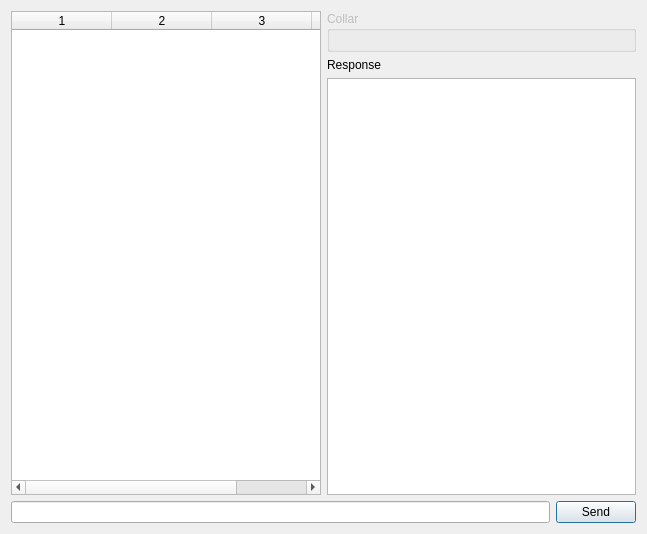
Qt form dialogdevicemsg.ui (IvanTsantsarov/herdmind-simulator) before a commit.
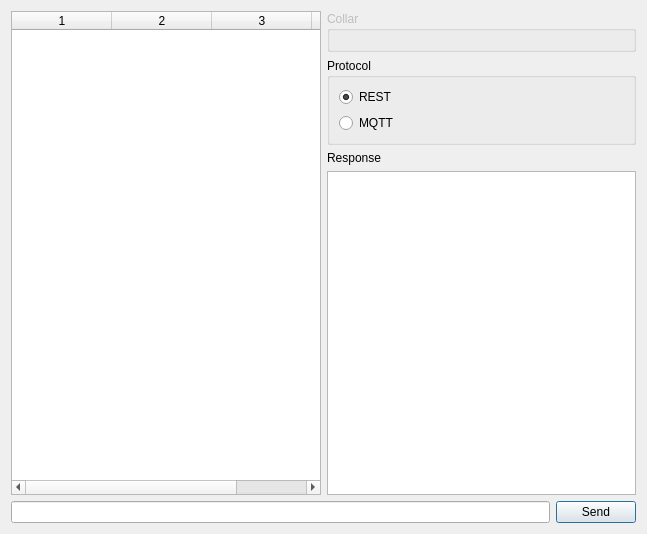
The same form after that commit.

Commit message: Still not sending correctly mqtt messages

```diff
--- a/dialogdevicemsg.ui
+++ b/dialogdevicemsg.ui
@@ -56,6 +56,36 @@
          </layout>
         </widget>
        </item>
+       <item>
+        <widget class="QGroupBox" name="groupBox">
+         <property name="title">
+          <string>Protocol</string>
+         </property>
+         <layout class="QVBoxLayout" name="verticalLayout_6">
+          <item>
+           <layout class="QVBoxLayout" name="verticalLayout_4">
+            <item>
+             <widget class="QRadioButton" name="radioRest">
+              <property name="text">
+               <string>REST</string>
+              </property>
+              <property name="checked">
+               <bool>true</bool>
+              </property>
+             </widget>
+            </item>
+           </layout>
+          </item>
+          <item>
+           <widget class="QRadioButton" name="radioMqtt">
+            <property name="text">
+             <string>MQTT</string>
+            </property>
+           </widget>
+          </item>
+         </layout>
+        </widget>
+       </item>
        <item>
         <widget class="QLabel" name="label">
          <property name="text">
```
The commit also changes 11 other files.
